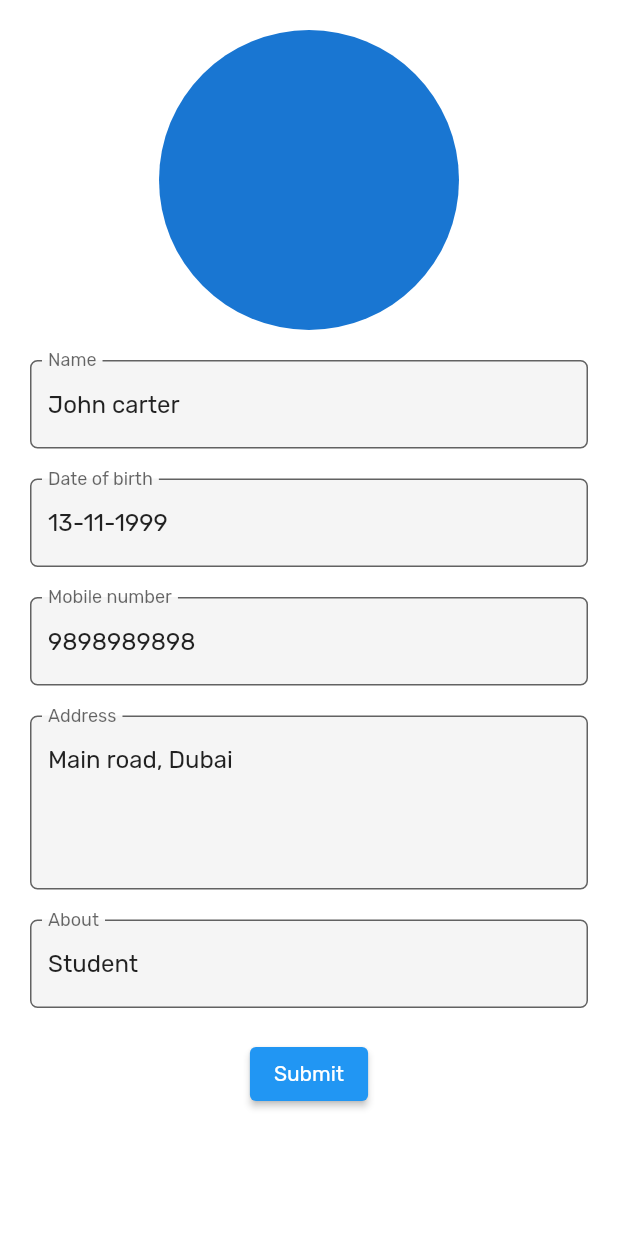
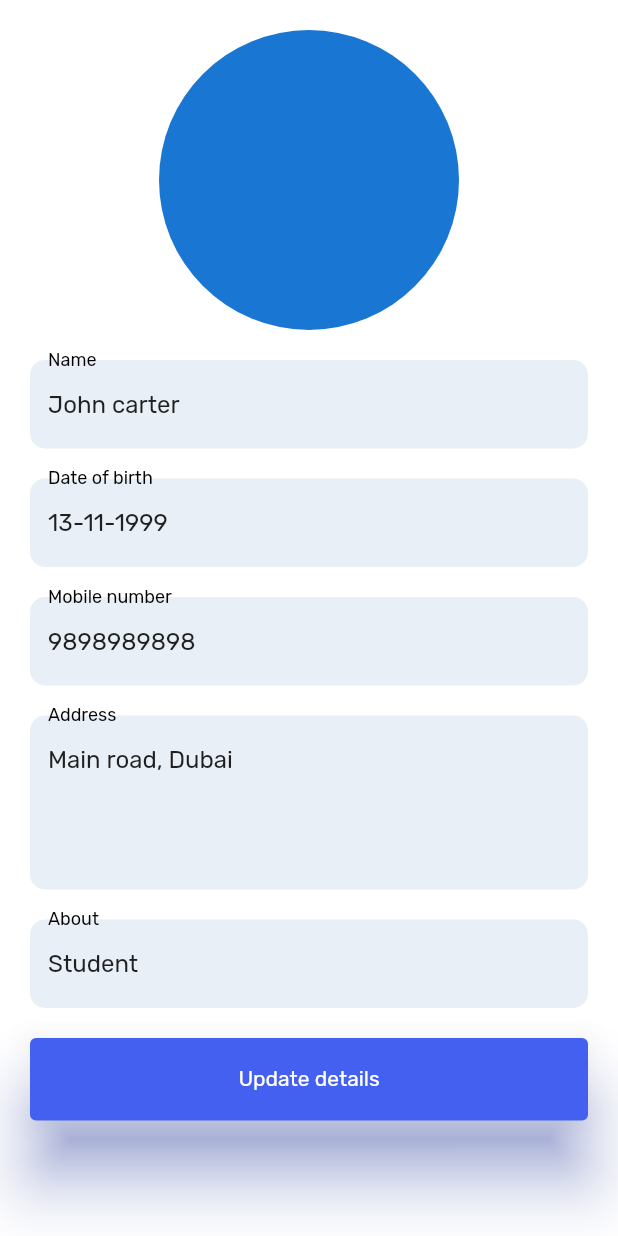
Before and after one commit to CSEKINGS/book_donation_flutter, a Flutter app: the ProfileView screen opened directly, on a phone screen of 412 x 824 dp. Run offline on Flutter 3.47's test engine with Material 2 defaults, Android fonts, the phone set to English and light mode, and no system bars; our stand-ins replace google_maps_flutter, line_icons, shared_preferences; missing offline and left inert: day_night_switcher; accounts and stored records are empty.

Commit message:
updated profile, sell, donate form view to phase 1

```diff
--- a/lib/views/profile_view.dart
+++ b/lib/views/profile_view.dart
@@ -1,3 +1,4 @@
+import 'package:book_donation/utils/media_query.dart';
 import 'package:flutter/material.dart';
 
 /// Profile page
@@ -38,9 +39,15 @@ class _ProfileViewState extends State<ProfileView> {
                         decoration: InputDecoration(
                           filled: true,
                           labelText: 'Name',
+                          labelStyle: const TextStyle(
+                            color: Colors.black,
+                          ),
+                          fillColor: const Color(0xFFe9eff6),
                           border: OutlineInputBorder(
-                              borderRadius: BorderRadius.circular(5.0),
-                            )),
+                            borderSide: BorderSide.none,
+                            borderRadius: BorderRadius.circular(10.0),
+                          ),
+                        ),
                       ),
                       const SizedBox(height: 20.0),
                       TextFormField(
@@ -50,9 +57,15 @@ class _ProfileViewState extends State<ProfileView> {
                         decoration: InputDecoration(
                           filled: true,
                           labelText: 'Date of birth',
+                          labelStyle: const TextStyle(
+                            color: Colors.black,
+                          ),
+                          fillColor: const Color(0xFFe9eff6),
                           border: OutlineInputBorder(
-                              borderRadius: BorderRadius.circular(5.0),
-                            )),
+                            borderSide: BorderSide.none,
+                            borderRadius: BorderRadius.circular(10.0),
+                          ),
+                        ),
                       ),
                       const SizedBox(height: 20.0),
                       TextFormField(
@@ -62,9 +75,15 @@ class _ProfileViewState extends State<ProfileView> {
                         decoration: InputDecoration(
                           filled: true,
                           labelText: 'Mobile number',
+                          labelStyle: const TextStyle(
+                            color: Colors.black,
+                          ),
+                          fillColor: const Color(0xFFe9eff6),
                           border: OutlineInputBorder(
-                              borderRadius: BorderRadius.circular(5.0),
-                            )),
+                            borderSide: BorderSide.none,
+                            borderRadius: BorderRadius.circular(10.0),
+                          ),
+                        ),
                       ),
                       const SizedBox(height: 20.0),
                       TextFormField(
@@ -75,9 +94,15 @@ class _ProfileViewState extends State<ProfileView> {
                         decoration: InputDecoration(
                           filled: true,
                           labelText: 'Address',
+                          labelStyle: const TextStyle(
+                            color: Colors.black,
+                          ),
+                          fillColor: const Color(0xFFe9eff6),
                           border: OutlineInputBorder(
-                              borderRadius: BorderRadius.circular(5.0),
-                            )),
+                            borderSide: BorderSide.none,
+                            borderRadius: BorderRadius.circular(10.0),
+                          ),
+                        ),
                       ),
                       const SizedBox(height: 20.0),
                       TextFormField(
@@ -87,16 +112,29 @@ class _ProfileViewState extends State<ProfileView> {
                         decoration: InputDecoration(
                           filled: true,
                           labelText: 'About',
+                          labelStyle: const TextStyle(
+                            color: Colors.black,
+                          ),
+                          fillColor: const Color(0xFFe9eff6),
                           border: OutlineInputBorder(
-                              borderRadius: BorderRadius.circular(5.0),
-                            )),
+                            borderSide: BorderSide.none,
+                            borderRadius: BorderRadius.circular(10.0),
+                          ),
+                        ),
                       ),
                       const SizedBox(
                         height: 20.0,
                       ),
                       ElevatedButton(
+                        style: ElevatedButton.styleFrom(
+                          padding: const EdgeInsets.symmetric(horizontal: 20.0),
+                          elevation: 20.0,
+                          shadowColor: const Color(0xFF4460F1),
+                          primary: const Color(0xFF4460F1),
+                          fixedSize: Size(displayWidth(context), 55),
+                        ),
                         onPressed: () {},
-                        child: const Text('Submit'),
+                        child: const Text('Update details'),
                       ),
                     ],
                   ),
```
Also changed, not shown: lib/views/donate_book_view.dart (+44 -13 lines), lib/views/sell_book_view.dart (+48 -15 lines). Lines whose indentation alone changed are shown as unchanged.
